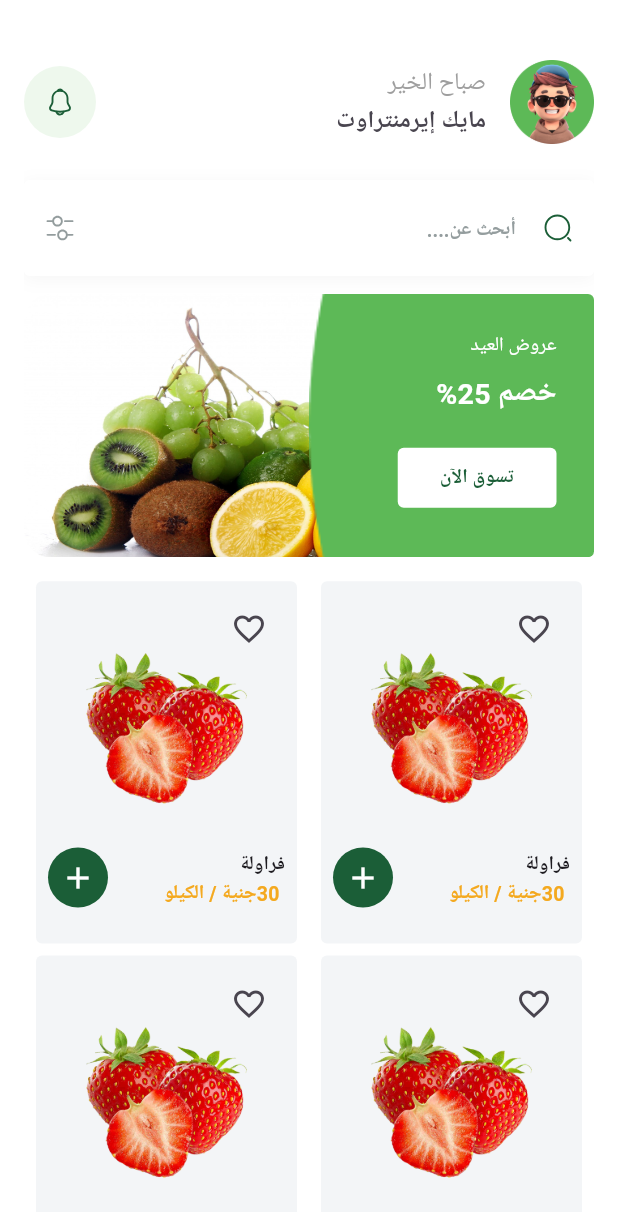
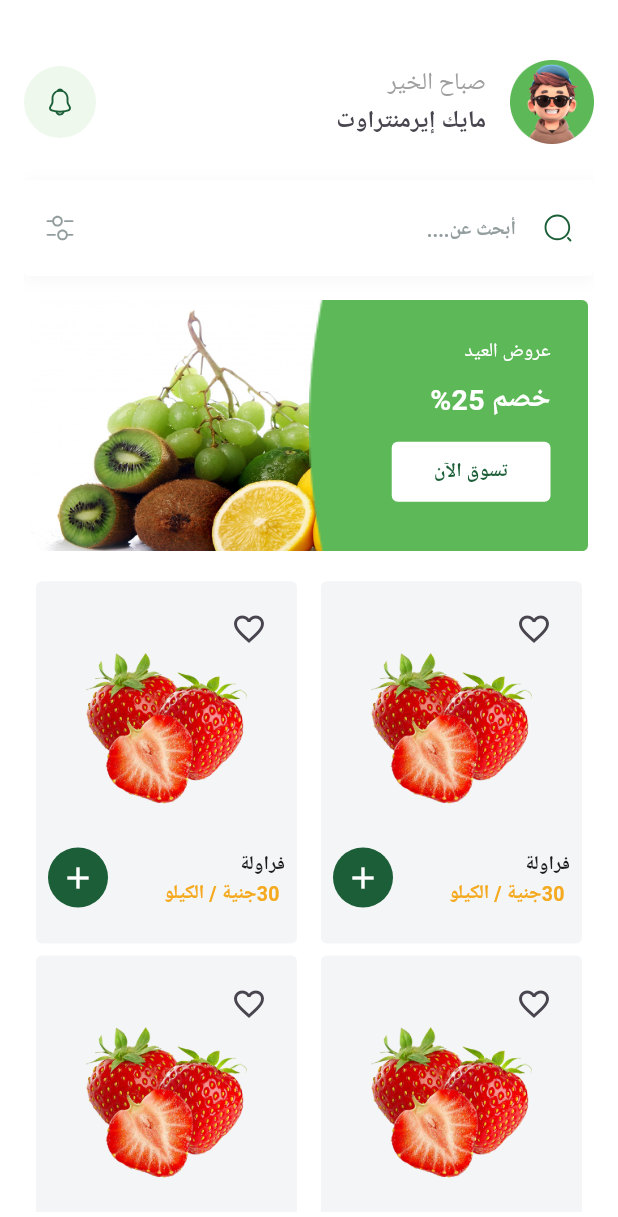
Before and after one commit to omarabady1/Fruitify, a Flutter app: the screen it shows after launch, on a phone screen of 412 x 824 dp. Shown: the top 1217 px of the screen. Run offline on Flutter 3.47's test engine with Material 3 defaults, Android fonts, the phone set to English and light mode, and no system bars; our stand-ins replace cloud_firestore, dartz, dots_indicator, firebase_auth, firebase_core, flutter_bloc and 8 more; missing offline and left inert: flutter_facebook_auth; accounts and stored records are empty; Roboto replaces fonts that are missing (Cairo).

Commit message:
Refactor: Create FeaturedItemPageView to display featured items

```diff
--- /dev/null
+++ b/lib/features/home/presentation/views/widgets/featured_item_page_view.dart
@@ -0,0 +1,25 @@
+import 'package:flutter/material.dart';
+
+import 'featured_item.dart';
+
+class FeaturedItemPageView extends StatelessWidget {
+  const FeaturedItemPageView({
+    super.key,
+  });
+
+  @override
+  Widget build(BuildContext context) {
+    return AspectRatio(
+      aspectRatio: 342 / 158,
+      child: PageView.builder(
+        itemCount: 10,
+        itemBuilder: (context, index) {
+          return Padding(
+            padding: const EdgeInsets.all(4.0),
+            child: FeaturedItem(),
+          );
+        },
+      ),
+    );
+  }
+}
--- a/lib/features/home/presentation/views/widgets/home_view_body.dart
+++ b/lib/features/home/presentation/views/widgets/home_view_body.dart
@@ -1,9 +1,9 @@
 import 'package:flutter/material.dart';
 import 'package:fruitify/features/home/presentation/views/widgets/custom_search_text_field.dart';
-import 'package:fruitify/features/home/presentation/views/widgets/featured_item.dart';
 import 'package:fruitify/features/home/presentation/views/widgets/fruit_item.dart';
 
 import 'custom_home_app_bar.dart';
+import 'featured_item_page_view.dart';
 
 class HomeViewBody extends StatelessWidget {
   const HomeViewBody({super.key});
@@ -25,7 +25,9 @@ class HomeViewBody extends StatelessWidget {
             ),
           ),
           SliverToBoxAdapter(child: SizedBox(height: 12)),
-          SliverToBoxAdapter(child: FeaturedItem()),
+          SliverToBoxAdapter(
+            child: FeaturedItemPageView(),
+          ),
           SliverToBoxAdapter(child: SizedBox(height: 12)),
           SliverGrid.builder(
             itemCount: 10,
```
